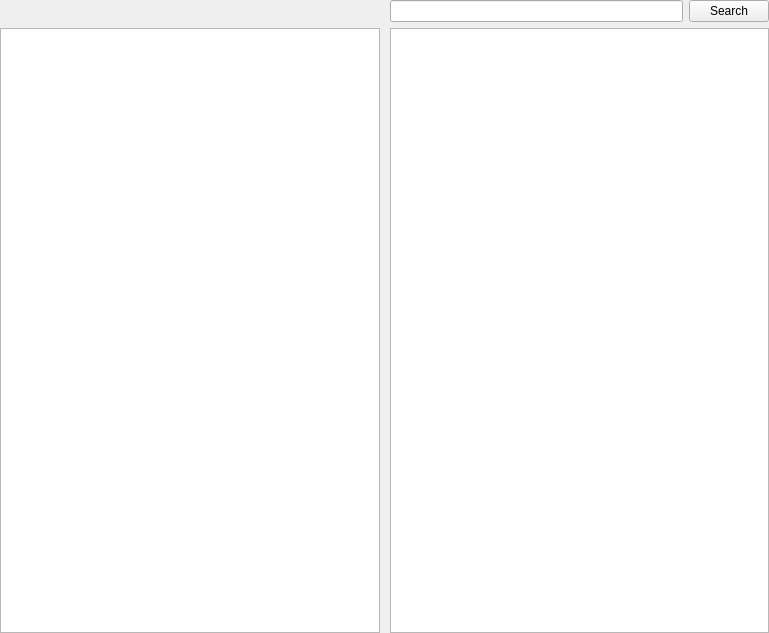
Above: src/GUI/Directories/GUI_DirectoryWidget.ui from return42/sayonara before the change. Below: the same form after it.
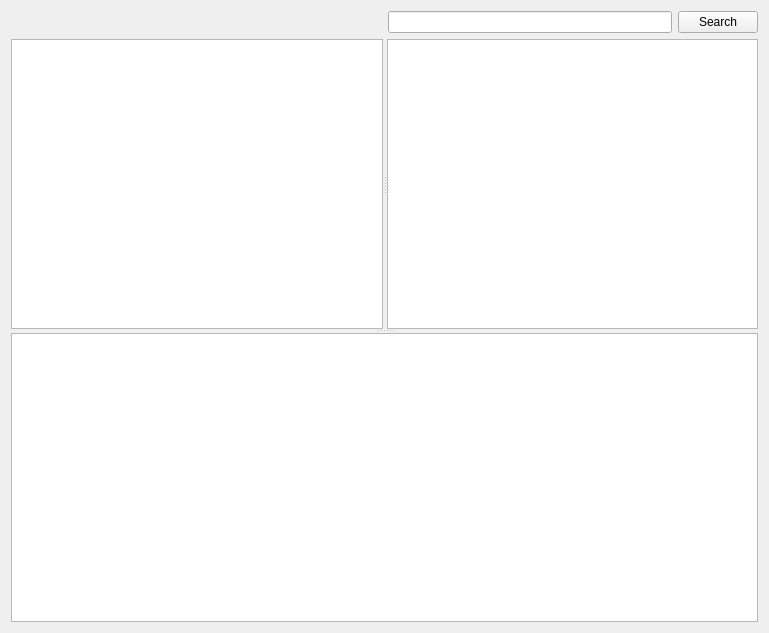
That is the form after the change. Icons and pictures are not drawn. Custom widgets are drawn as their Qt base class.

```diff
--- a/src/GUI/Directories/GUI_DirectoryWidget.ui
+++ b/src/GUI/Directories/GUI_DirectoryWidget.ui
@@ -20,68 +20,6 @@
    <string/>
   </property>
   <layout class="QGridLayout" name="gridLayout">
-   <property name="leftMargin">
-    <number>0</number>
-   </property>
-   <property name="topMargin">
-    <number>0</number>
-   </property>
-   <property name="rightMargin">
-    <number>0</number>
-   </property>
-   <property name="bottomMargin">
-    <number>0</number>
-   </property>
-   <property name="horizontalSpacing">
-    <number>10</number>
-   </property>
-   <item row="1" column="0">
-    <widget class="DirectoryTreeView" name="tv_dirs">
-     <property name="font">
-      <font>
-       <weight>75</weight>
-       <bold>true</bold>
-      </font>
-     </property>
-     <property name="autoScroll">
-      <bool>true</bool>
-     </property>
-     <property name="dragEnabled">
-      <bool>true</bool>
-     </property>
-     <property name="dragDropMode">
-      <enum>QAbstractItemView::DragOnly</enum>
-     </property>
-     <property name="alternatingRowColors">
-      <bool>true</bool>
-     </property>
-     <property name="headerHidden">
-      <bool>true</bool>
-     </property>
-    </widget>
-   </item>
-   <item row="1" column="1">
-    <widget class="FileListView" name="lv_files">
-     <property name="font">
-      <font>
-       <weight>75</weight>
-       <bold>true</bold>
-      </font>
-     </property>
-     <property name="dragEnabled">
-      <bool>true</bool>
-     </property>
-     <property name="dragDropMode">
-      <enum>QAbstractItemView::DragOnly</enum>
-     </property>
-     <property name="alternatingRowColors">
-      <bool>true</bool>
-     </property>
-     <property name="selectionMode">
-      <enum>QAbstractItemView::ExtendedSelection</enum>
-     </property>
-    </widget>
-   </item>
    <item row="0" column="0">
     <layout class="QHBoxLayout" name="horizontalLayout">
      <property name="spacing">
@@ -161,9 +99,125 @@
      </item>
     </layout>
    </item>
+   <item row="1" column="0" colspan="2">
+    <widget class="QSplitter" name="splitter_tracks">
+     <property name="orientation">
+      <enum>Qt::Vertical</enum>
+     </property>
+     <widget class="QSplitter" name="splitter_dir_files">
+      <property name="orientation">
+       <enum>Qt::Horizontal</enum>
+      </property>
+      <widget class="DirectoryTreeView" name="tv_dirs">
+       <property name="font">
+        <font>
+         <weight>75</weight>
+         <bold>true</bold>
+        </font>
+       </property>
+       <property name="autoScroll">
+        <bool>true</bool>
+       </property>
+       <property name="dragEnabled">
+        <bool>true</bool>
+       </property>
+       <property name="dragDropMode">
+        <enum>QAbstractItemView::DragOnly</enum>
+       </property>
+       <property name="alternatingRowColors">
+        <bool>true</bool>
+       </property>
+       <property name="headerHidden">
+        <bool>true</bool>
+       </property>
+      </widget>
+      <widget class="FileListView" name="lv_files">
+       <property name="font">
+        <font>
+         <weight>75</weight>
+         <bold>true</bold>
+        </font>
+       </property>
+       <property name="dragEnabled">
+        <bool>true</bool>
+       </property>
+       <property name="dragDropMode">
+        <enum>QAbstractItemView::DragOnly</enum>
+       </property>
+       <property name="alternatingRowColors">
+        <bool>true</bool>
+       </property>
+       <property name="selectionMode">
+        <enum>QAbstractItemView::ExtendedSelection</enum>
+       </property>
+      </widget>
+     </widget>
+     <widget class="Library::TrackView" name="tb_title">
+      <property name="focusPolicy">
+       <enum>Qt::StrongFocus</enum>
+      </property>
+      <property name="autoScroll">
+       <bool>true</bool>
+      </property>
+      <property name="editTriggers">
+       <set>QAbstractItemView::CurrentChanged|QAbstractItemView::SelectedClicked</set>
+      </property>
+      <property name="tabKeyNavigation">
+       <bool>true</bool>
+      </property>
+      <property name="dragEnabled">
+       <bool>true</bool>
+      </property>
+      <property name="dragDropMode">
+       <enum>QAbstractItemView::DragOnly</enum>
+      </property>
+      <property name="alternatingRowColors">
+       <bool>true</bool>
+      </property>
+      <property name="selectionBehavior">
+       <enum>QAbstractItemView::SelectRows</enum>
+      </property>
+      <property name="showGrid">
+       <bool>false</bool>
+      </property>
+      <property name="gridStyle">
+       <enum>Qt::DotLine</enum>
+      </property>
+      <property name="sortingEnabled">
+       <bool>true</bool>
+      </property>
+      <property name="wordWrap">
+       <bool>false</bool>
+      </property>
+      <attribute name="horizontalHeaderCascadingSectionResizes">
+       <bool>true</bool>
+      </attribute>
+      <attribute name="horizontalHeaderHighlightSections">
+       <bool>false</bool>
+      </attribute>
+      <attribute name="horizontalHeaderShowSortIndicator" stdset="0">
+       <bool>true</bool>
+      </attribute>
+      <attribute name="horizontalHeaderStretchLastSection">
+       <bool>true</bool>
+      </attribute>
+      <attribute name="verticalHeaderVisible">
+       <bool>false</bool>
+      </attribute>
+      <attribute name="verticalHeaderMinimumSectionSize">
+       <number>1</number>
+      </attribute>
+     </widget>
+    </widget>
+   </item>
   </layout>
  </widget>
  <customwidgets>
+  <customwidget>
+   <class>Library::TrackView</class>
+   <extends>QTableView</extends>
+   <header>GUI/Library/Views/TrackView.h</header>
+  </customwidget>
   <customwidget>
    <class>DirectoryTreeView</class>
    <extends>QTreeView</extends>
```
